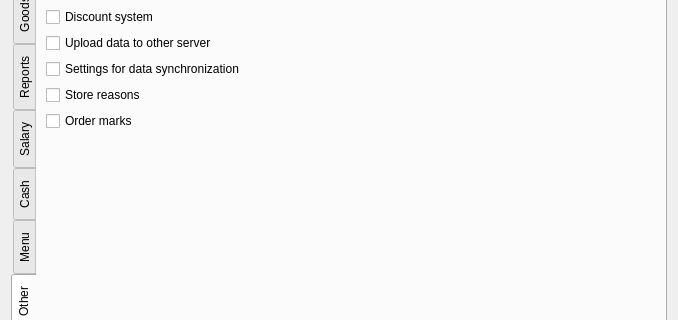
The window that FrontDesk/c5grouppermissionseditor.ui (End1-1/Cafe5) describes before a commit, drawn with Qt 5; both pictures show x 0 to 678 and y 145 to 465 of the 678 by 704 pixel window.
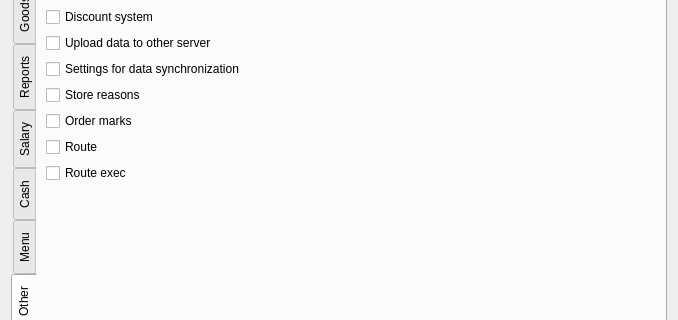
The same window after the commit. The open tabs and pages were chosen to show the change. Custom widgets are drawn as their Qt base class.

```diff
--- a/FrontDesk/c5grouppermissionseditor.ui
+++ b/FrontDesk/c5grouppermissionseditor.ui
@@ -1303,6 +1303,26 @@
          </property>
         </widget>
        </item>
+       <item>
+        <widget class="C5CheckBox" name="checkBox_150">
+         <property name="text">
+          <string>Route</string>
+         </property>
+         <property name="Tag" stdset="0">
+          <number>711</number>
+         </property>
+        </widget>
+       </item>
+       <item>
+        <widget class="C5CheckBox" name="checkBox_151">
+         <property name="text">
+          <string>Route exec</string>
+         </property>
+         <property name="Tag" stdset="0">
+          <number>712</number>
+         </property>
+        </widget>
+       </item>
        <item>
         <spacer name="verticalSpacer_7">
          <property name="orientation">
```
Left out of the diff: 2 changed lines with no effect on the pictures.
